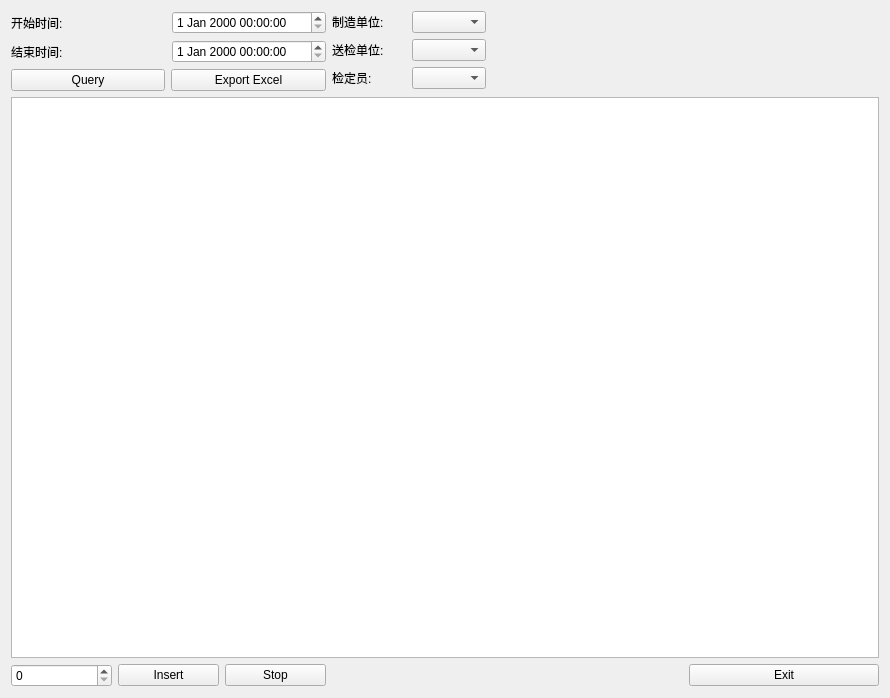
The window that source/gui/ui/queryresult.ui (flimmy78/qtverify) describes before a commit, drawn with Qt 5.
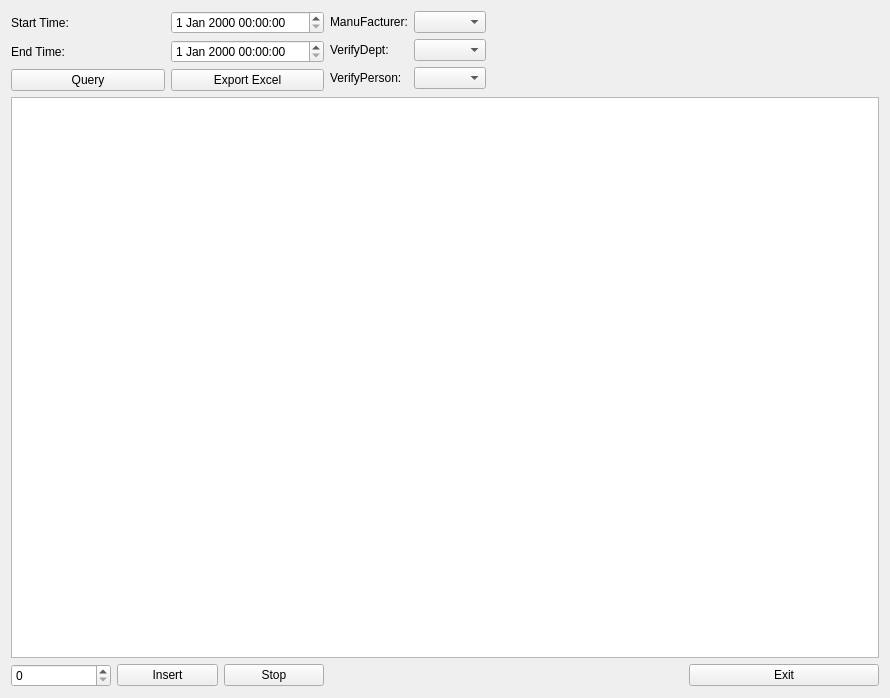
The same window after the commit.

The edit to the form file:
```diff
--- a/source/gui/ui/queryresult.ui
+++ b/source/gui/ui/queryresult.ui
@@ -19,7 +19,7 @@
      <item row="0" column="0">
       <widget class="QLabel" name="label">
        <property name="text">
-        <string>开始时间:</string>
+        <string>Start Time:</string>
        </property>
       </widget>
      </item>
@@ -29,7 +29,7 @@
      <item row="1" column="0">
       <widget class="QLabel" name="label_2">
        <property name="text">
-        <string>结束时间:</string>
+        <string>End Time:</string>
        </property>
       </widget>
      </item>
@@ -43,7 +43,7 @@
      <item row="0" column="0">
       <widget class="QLabel" name="label_4">
        <property name="text">
-        <string>制造单位:</string>
+        <string>ManuFacturer:</string>
        </property>
       </widget>
      </item>
@@ -60,7 +60,7 @@
      <item row="1" column="0">
       <widget class="QLabel" name="label_5">
        <property name="text">
-        <string>送检单位:</string>
+        <string>VerifyDept:</string>
        </property>
       </widget>
      </item>
@@ -83,7 +83,7 @@
         </sizepolicy>
        </property>
        <property name="text">
-        <string>检定员:</string>
+        <string>VerifyPerson:</string>
        </property>
       </widget>
      </item>
```
